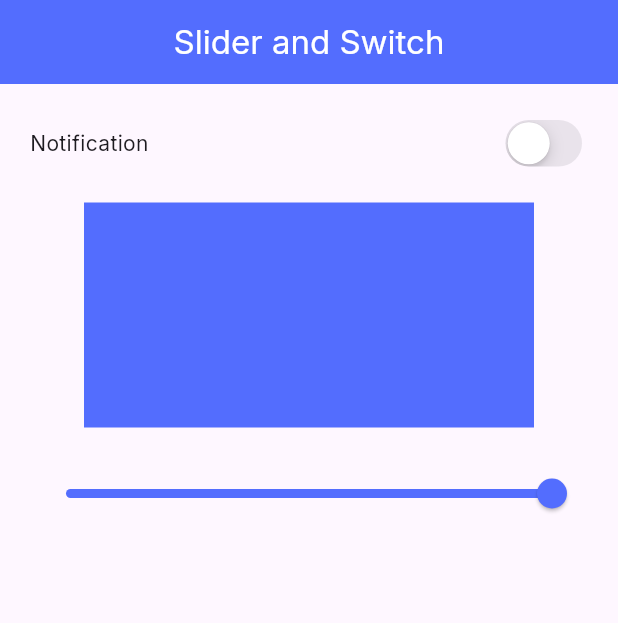
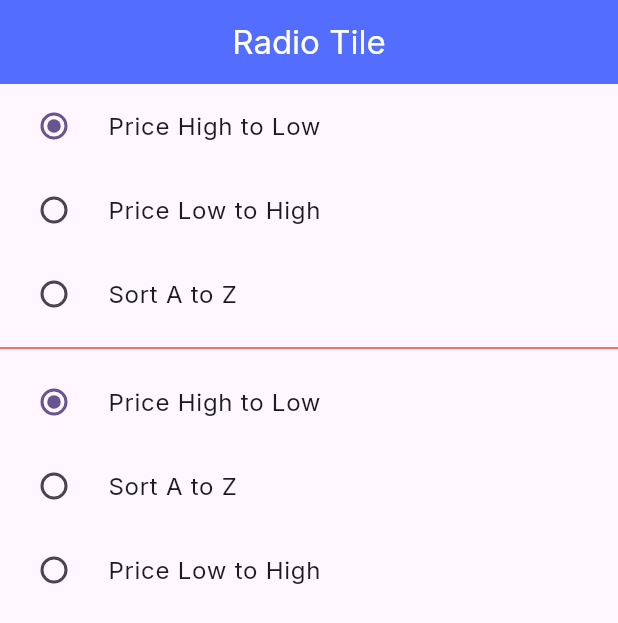
Before and after one commit to ukashaanwarpk/flutter_bloc_learning, a Flutter app: the screen it shows after launch, on a phone screen of 412 x 824 dp. Shown: the top 623 px of the screen. Run offline on Flutter 3.47's test engine with Material 3 defaults, Android fonts, the phone set to English and light mode, and no system bars; our stand-ins replace bloc, equatable, flutter_bloc, google_fonts, image_picker.

Commit message:
first commit

```diff
--- /dev/null
+++ b/lib/bloc/image_picker/image_picker_bloc.dart
@@ -0,0 +1,25 @@
+import 'package:bloc/bloc.dart';
+import 'package:flutter_bloc_learning/bloc/image_picker/image_picker_event.dart';
+import 'package:flutter_bloc_learning/bloc/image_picker/image_picker_state.dart';
+import 'package:flutter_bloc_learning/utils/image_picker_utils.dart';
+import 'package:image_picker/image_picker.dart';
+
+class ImagePickerBloc extends Bloc<ImagePickerEvent, ImagePickerState> {
+  final ImagePickerUtils imagePickerUtils;
+  ImagePickerBloc(this.imagePickerUtils) : super(ImagePickerState()) {
+    on<CameraCapture>(_cameraCapture);
+    on<GalleryPicker>(_galleryPicker);
+  }
+
+  void _cameraCapture(
+      CameraCapture event, Emitter<ImagePickerState> emit) async {
+    final XFile? file = await imagePickerUtils.cameraCapture();
+    emit(state.copyWith(file: file));
+  }
+
+  void _galleryPicker(
+      GalleryPicker event, Emitter<ImagePickerState> emit) async {
+    final XFile? galleryFile = await imagePickerUtils.galleryPicker();
+    emit(state.copyWith(galleryFile: galleryFile));
+  }
+}
--- /dev/null
+++ b/lib/bloc/image_picker/image_picker_event.dart
@@ -0,0 +1,11 @@
+import 'package:equatable/equatable.dart';
+
+abstract class ImagePickerEvent extends Equatable {
+  const ImagePickerEvent();
+  @override
+  List<Object?> get props => [];
+}
+
+class CameraCapture extends ImagePickerEvent {}
+
+class GalleryPicker extends ImagePickerEvent {}
--- /dev/null
+++ b/lib/bloc/image_picker/image_picker_state.dart
@@ -0,0 +1,16 @@
+import 'package:equatable/equatable.dart';
+import 'package:image_picker/image_picker.dart';
+
+class ImagePickerState extends Equatable {
+  final XFile? file;
+  final XFile? galleryFile;
+  const ImagePickerState({this.file, this.galleryFile});
+
+  @override
+  List<Object?> get props => [file, galleryFile];
+
+  ImagePickerState copyWith({XFile? file, XFile? galleryFile}) {
+    return ImagePickerState(
+        file: file ?? this.file, galleryFile: galleryFile ?? this.galleryFile);
+  }
+}
--- /dev/null
+++ b/lib/bloc/radio/radio_bloc.dart
@@ -0,0 +1,18 @@
+import 'package:bloc/bloc.dart';
+import 'package:flutter_bloc_learning/bloc/radio/radio_event.dart';
+import 'package:flutter_bloc_learning/bloc/radio/radio_state.dart';
+
+class RadioBloc extends Bloc<RadioEvent, RadioState> {
+  RadioBloc() : super(RadioState()) {
+    on<ChangeRadio>(_changeRadio);
+    on<ChangeValue>(_changeValue);
+  }
+
+  void _changeRadio(ChangeRadio event, Emitter<RadioState> emit) {
+    emit(state.copyWith(value: event.value));
+  }
+
+  void _changeValue(ChangeValue event, Emitter<RadioState> emit) {
+    emit(state.copyWith(filter: event.filter));
+  }
+}
--- /dev/null
+++ b/lib/bloc/radio/radio_event.dart
@@ -0,0 +1,22 @@
+import 'package:equatable/equatable.dart';
+import 'package:flutter_bloc_learning/ui/radio_tile_screen.dart';
+
+abstract class RadioEvent extends Equatable {
+  const RadioEvent();
+}
+
+class ChangeRadio extends RadioEvent {
+  final int value;
+  const ChangeRadio({required this.value});
+
+  @override
+  List<Object?> get props => [value];
+}
+
+class ChangeValue extends RadioEvent {
+  final Filter filter;
+  const ChangeValue({required this.filter});
+
+  @override
+  List<Object?> get props => [filter];
+}
--- /dev/null
+++ b/lib/bloc/radio/radio_state.dart
@@ -0,0 +1,17 @@
+import 'package:equatable/equatable.dart';
+
+import '../../ui/radio_tile_screen.dart';
+
+class RadioState extends Equatable {
+  final int value;
+  final Filter filter;
+  const RadioState({this.value = 1, this.filter = Filter.priceHighToLow});
+
+  @override
+  List<Object?> get props => [value, filter];
+
+  RadioState copyWith({int? value, Filter? filter}) {
+    return RadioState(
+        value: value ?? this.value, filter: filter ?? this.filter);
+  }
+}
--- a/lib/main.dart
+++ b/lib/main.dart
@@ -1,12 +1,17 @@
 import 'package:flutter/material.dart';
 import 'package:flutter_bloc/flutter_bloc.dart';
 import 'package:flutter_bloc_learning/bloc/counter/counter_bloc.dart';
+import 'package:flutter_bloc_learning/bloc/image_picker/image_picker_bloc.dart';
+import 'package:flutter_bloc_learning/bloc/radio/radio_bloc.dart';
 import 'package:flutter_bloc_learning/bloc/switch/switch_bloc.dart';
 import 'package:flutter_bloc_learning/ui/counter_screen.dart';
+import 'package:flutter_bloc_learning/ui/image_picker_screen.dart';
+import 'package:flutter_bloc_learning/utils/image_picker_utils.dart';
 import 'package:google_fonts/google_fonts.dart';
 
 import 'bloc/theme/theme_bloc.dart';
 import 'bloc/theme/theme_state.dart';
+import 'ui/radio_tile_screen.dart';
 import 'ui/slider_and_switch_screen.dart';
 import 'ui/theme_change_screen.dart';
 
@@ -24,6 +29,8 @@ class MyApp extends StatelessWidget {
         BlocProvider(create: (_) => CounterBloc()),
         BlocProvider(create: (create) => ThemeBloc()),
         BlocProvider(create: (create) => SwitchBloc()),
+        BlocProvider(create: (create) => ImagePickerBloc(ImagePickerUtils())),
+        BlocProvider(create: (create) => RadioBloc()),
       ],
       child: BlocBuilder<ThemeBloc, ThemeState>(
         builder: (context, state) {
@@ -47,7 +54,7 @@ class MyApp extends StatelessWidget {
               colorScheme: ColorScheme.fromSeed(seedColor: Colors.deepPurple),
               useMaterial3: true,
             ),
-            home: SliderAndSwitchScreen(),
+            home: RadioTileScreen(),
           );
         },
       ),
--- /dev/null
+++ b/lib/ui/radio_tile_screen.dart
@@ -0,0 +1,102 @@
+import 'package:flutter/material.dart';
+import 'package:flutter_bloc/flutter_bloc.dart';
+import 'package:flutter_bloc_learning/bloc/radio/radio_bloc.dart';
+import 'package:flutter_bloc_learning/bloc/radio/radio_event.dart';
+import 'package:flutter_bloc_learning/bloc/radio/radio_state.dart';
+
+class RadioTileScreen extends StatelessWidget {
+  const RadioTileScreen({super.key});
+
+  @override
+  Widget build(BuildContext context) {
+    debugPrint('The build in main');
+    return Scaffold(
+      appBar: AppBar(
+        title: Text('Radio Tile'),
+        centerTitle: true,
+      ),
+      body: Column(
+        children: [
+          BlocBuilder<RadioBloc, RadioState>(
+            buildWhen: (previous, current) => previous.value != current.value,
+            builder: (context, state) {
+              debugPrint('The build inside bloc builder');
+              return Column(
+                children: [
+                  RadioListTile(
+                    value: 1,
+                    groupValue: state.value,
+                    onChanged: (value) {
+                      context.read<RadioBloc>().add(ChangeRadio(value: value!));
+                    },
+                    title: Text('Price High to Low'),
+                  ),
+                  RadioListTile(
+                    value: 2,
+                    groupValue: state.value,
+                    onChanged: (value) {
+                      context.read<RadioBloc>().add(ChangeRadio(value: value!));
+                    },
+                    title: Text('Price Low to High'),
+                  ),
+                  RadioListTile(
+                    value: 3,
+                    groupValue: state.value,
+                    onChanged: (value) {
+                      context.read<RadioBloc>().add(ChangeRadio(value: value!));
+                    },
+                    title: Text('Sort A to Z'),
+                  ),
+                ],
+              );
+            },
+          ),
+          Divider(
+            color: Colors.red,
+          ),
+          BlocBuilder<RadioBloc, RadioState>(
+              buildWhen: (previous, current) =>
+                  previous.filter != current.filter,
+              builder: (context, state) {
+                return Column(
+                  children: [
+                    RadioListTile(
+                      value: Filter.priceHighToLow,
+                      groupValue: state.filter,
+                      onChanged: (value) {
+                        context
+                            .read<RadioBloc>()
+                            .add(ChangeValue(filter: value!));
+                      },
+                      title: Text('Price High to Low'),
+                    ),
+                    RadioListTile(
+                      value: Filter.sortAToZ,
+                      groupValue: state.filter,
+                      onChanged: (value) {
+                        context
+                            .read<RadioBloc>()
+                            .add(ChangeValue(filter: value!));
+                      },
+                      title: Text('Sort A to Z'),
+                    ),
+                    RadioListTile(
+                      value: Filter.priceLowToHigh,
+                      groupValue: state.filter,
+                      onChanged: (value) {
+                        context
+                            .read<RadioBloc>()
+                            .add(ChangeValue(filter: value!));
+                      },
+                      title: Text('Price Low to High'),
+                    ),
+                  ],
+                );
+              }),
+        ],
+      ),
+    );
+  }
+}
+
+enum Filter { priceLowToHigh, priceHighToLow, sortAToZ }
--- a/pubspec.yaml
+++ b/pubspec.yaml
@@ -38,6 +38,7 @@ dependencies:
   bloc: ^9.0.0
   equatable: ^2.0.7
   google_fonts: ^6.2.1
+  image_picker: ^1.1.2
 
 dev_dependencies:
   flutter_test:
```
Also changed, not shown: lib/ui/image_picker_screen.dart (added, +74 -0 lines), lib/utils/image_picker_utils.dart (added, +16 -0 lines), pubspec.lock, 6 other files.
